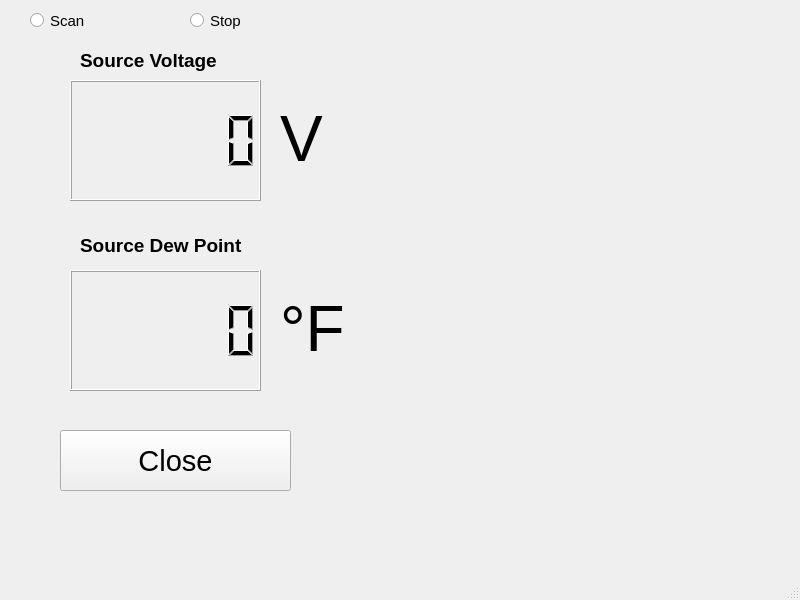
First picture: the form in basic_GUI.ui, repository jbaviation/humidity_cart, before the edit.
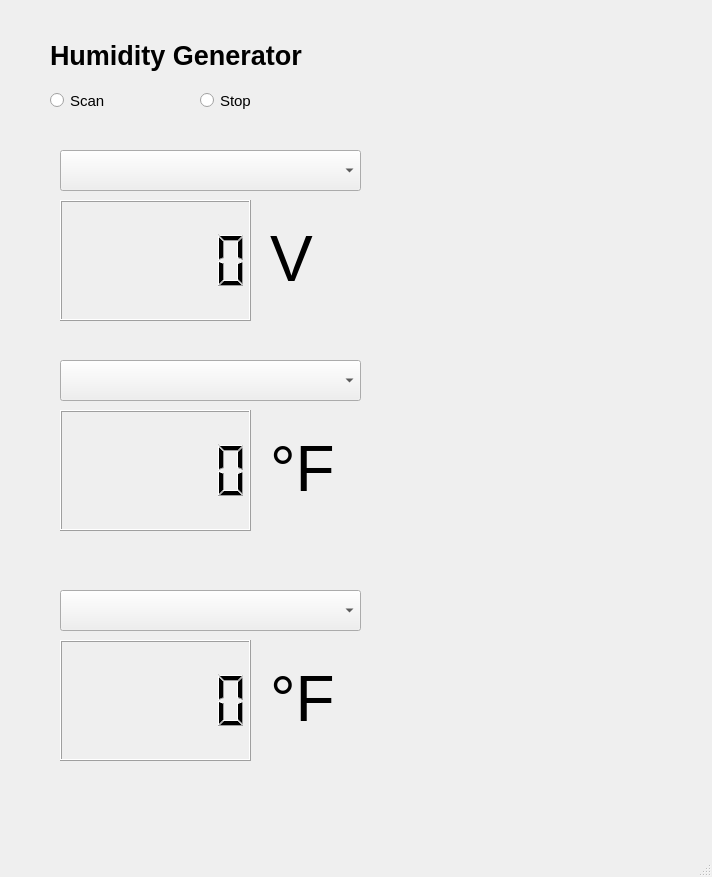
Second picture: the form after the edit.

Commit message: got dropdown to connect with labels but not the correct label. Posted a question to StackOverflow to get issue resolved

The edit to the form file:
```diff
--- a/basic_GUI.ui
+++ b/basic_GUI.ui
@@ -6,8 +6,8 @@
    <rect>
     <x>0</x>
     <y>0</y>
-    <width>800</width>
-    <height>600</height>
+    <width>712</width>
+    <height>877</height>
    </rect>
   </property>
   <property name="windowTitle">
@@ -17,8 +17,8 @@
    <widget class="QLCDNumber" name="VoltageLCD">
     <property name="geometry">
      <rect>
-      <x>70</x>
-      <y>80</y>
+      <x>60</x>
+      <y>200</y>
       <width>191</width>
       <height>121</height>
      </rect>
@@ -39,96 +39,68 @@
    <widget class="QLabel" name="VoltageLabel">
     <property name="geometry">
      <rect>
-      <x>80</x>
-      <y>40</y>
-      <width>201</width>
-      <height>41</height>
+      <x>50</x>
+      <y>20</y>
+      <width>371</width>
+      <height>71</height>
      </rect>
     </property>
     <property name="font">
      <font>
-      <pointsize>9</pointsize>
+      <pointsize>20</pointsize>
      </font>
     </property>
     <property name="text">
-     <string>&lt;html&gt;&lt;head/&gt;&lt;body&gt;&lt;p&gt;&lt;span style=&quot; font-size:14pt; font-weight:600;&quot;&gt;Source Voltage&lt;/span&gt;&lt;/p&gt;&lt;/body&gt;&lt;/html&gt;</string>
+     <string>&lt;html&gt;&lt;head/&gt;&lt;body&gt;&lt;p&gt;&lt;span style=&quot; font-weight:600;&quot;&gt;Humidity Generator&lt;/span&gt;&lt;/p&gt;&lt;/body&gt;&lt;/html&gt;</string>
     </property>
-   </widget>
-   <widget class="QLabel" name="UnitVoltageLabel">
-    <property name="geometry">
-     <rect>
-      <x>280</x>
-      <y>100</y>
-      <width>151</width>
-      <height>81</height>
-     </rect>
+    <property name="textFormat">
+     <enum>Qt::AutoText</enum>
     </property>
-    <property name="text">
-     <string>&lt;html&gt;&lt;head/&gt;&lt;body&gt;&lt;p&gt;&lt;span style=&quot; font-size:48pt;&quot;&gt;V&lt;/span&gt;&lt;/p&gt;&lt;/body&gt;&lt;/html&gt;</string>
-    </property>
    </widget>
    <widget class="QLabel" name="DPLabel">
     <property name="geometry">
      <rect>
-      <x>80</x>
+      <x>270</x>
       <y>220</y>
-      <width>241</width>
-      <height>51</height>
-     </rect>
-    </property>
-    <property name="text">
-     <string>&lt;html&gt;&lt;head/&gt;&lt;body&gt;&lt;p&gt;&lt;span style=&quot; font-size:14pt; font-weight:600;&quot;&gt;Source Dew Point&lt;/span&gt;&lt;/p&gt;&lt;/body&gt;&lt;/html&gt;</string>
-    </property>
-   </widget>
-   <widget class="QLabel" name="UnitDPLabel">
-    <property name="geometry">
-     <rect>
-      <x>280</x>
-      <y>290</y>
       <width>151</width>
       <height>81</height>
      </rect>
     </property>
     <property name="text">
-     <string>&lt;html&gt;&lt;head/&gt;&lt;body&gt;&lt;p&gt;&lt;span style=&quot; font-size:48pt;&quot;&gt;°F&lt;/span&gt;&lt;/p&gt;&lt;/body&gt;&lt;/html&gt;</string>
+     <string>&lt;html&gt;&lt;head/&gt;&lt;body&gt;&lt;p&gt;&lt;span style=&quot; font-size:48pt;&quot;&gt;V&lt;/span&gt;&lt;/p&gt;&lt;/body&gt;&lt;/html&gt;</string>
     </property>
    </widget>
-   <widget class="QLCDNumber" name="DPLCD">
+   <widget class="QLabel" name="HumGenUnits2">
     <property name="geometry">
      <rect>
-      <x>70</x>
-      <y>270</y>
-      <width>191</width>
-      <height>121</height>
-     </rect>
-    </property>
-    <property name="digitCount">
-     <number>6</number>
-    </property>
-   </widget>
-   <widget class="QPushButton" name="CloseButton">
-    <property name="geometry">
-     <rect>
-      <x>60</x>
+      <x>270</x>
       <y>430</y>
-      <width>231</width>
-      <height>61</height>
+      <width>151</width>
+      <height>81</height>
      </rect>
     </property>
-    <property name="font">
-     <font>
-      <pointsize>22</pointsize>
-     </font>
-    </property>
     <property name="text">
-     <string>Close</string>
+     <string>&lt;html&gt;&lt;head/&gt;&lt;body&gt;&lt;p&gt;&lt;span style=&quot; font-size:48pt;&quot;&gt;°F&lt;/span&gt;&lt;/p&gt;&lt;/body&gt;&lt;/html&gt;</string>
+    </property>
+   </widget>
+   <widget class="QLCDNumber" name="HumGenLCD2">
+    <property name="geometry">
+     <rect>
+      <x>60</x>
+      <y>410</y>
+      <width>191</width>
+      <height>121</height>
+     </rect>
+    </property>
+    <property name="digitCount">
+     <number>6</number>
     </property>
    </widget>
    <widget class="QRadioButton" name="StartButton">
     <property name="geometry">
      <rect>
-      <x>30</x>
-      <y>10</y>
+      <x>50</x>
+      <y>90</y>
       <width>99</width>
       <height>21</height>
      </rect>
@@ -145,8 +117,8 @@
    <widget class="QRadioButton" name="StopButton">
     <property name="geometry">
      <rect>
-      <x>190</x>
-      <y>10</y>
+      <x>200</x>
+      <y>90</y>
       <width>99</width>
       <height>21</height>
      </rect>
@@ -163,6 +135,62 @@
      <bool>true</bool>
     </property>
    </widget>
+   <widget class="QComboBox" name="HumGenDDbox1">
+    <property name="geometry">
+     <rect>
+      <x>60</x>
+      <y>150</y>
+      <width>301</width>
+      <height>41</height>
+     </rect>
+    </property>
+   </widget>
+   <widget class="QComboBox" name="HumGenDDbox2">
+    <property name="geometry">
+     <rect>
+      <x>60</x>
+      <y>360</y>
+      <width>301</width>
+      <height>41</height>
+     </rect>
+    </property>
+   </widget>
+   <widget class="QLabel" name="HumGenUnits3">
+    <property name="geometry">
+     <rect>
+      <x>270</x>
+      <y>660</y>
+      <width>151</width>
+      <height>81</height>
+     </rect>
+    </property>
+    <property name="text">
+     <string>&lt;html&gt;&lt;head/&gt;&lt;body&gt;&lt;p&gt;&lt;span style=&quot; font-size:48pt;&quot;&gt;°F&lt;/span&gt;&lt;/p&gt;&lt;/body&gt;&lt;/html&gt;</string>
+    </property>
+   </widget>
+   <widget class="QLCDNumber" name="HumGenLCD3">
+    <property name="geometry">
+     <rect>
+      <x>60</x>
+      <y>640</y>
+      <width>191</width>
+      <height>121</height>
+     </rect>
+    </property>
+    <property name="digitCount">
+     <number>6</number>
+    </property>
+   </widget>
+   <widget class="QComboBox" name="HumGenDDbox3">
+    <property name="geometry">
+     <rect>
+      <x>60</x>
+      <y>590</y>
+      <width>301</width>
+      <height>41</height>
+     </rect>
+    </property>
+   </widget>
   </widget>
   <widget class="QMenuBar" name="menubar">
    <property name="geometry">
```
Left out of the diff: 8 changed lines with no effect on the pictures. The commit also changes 6 other files.
